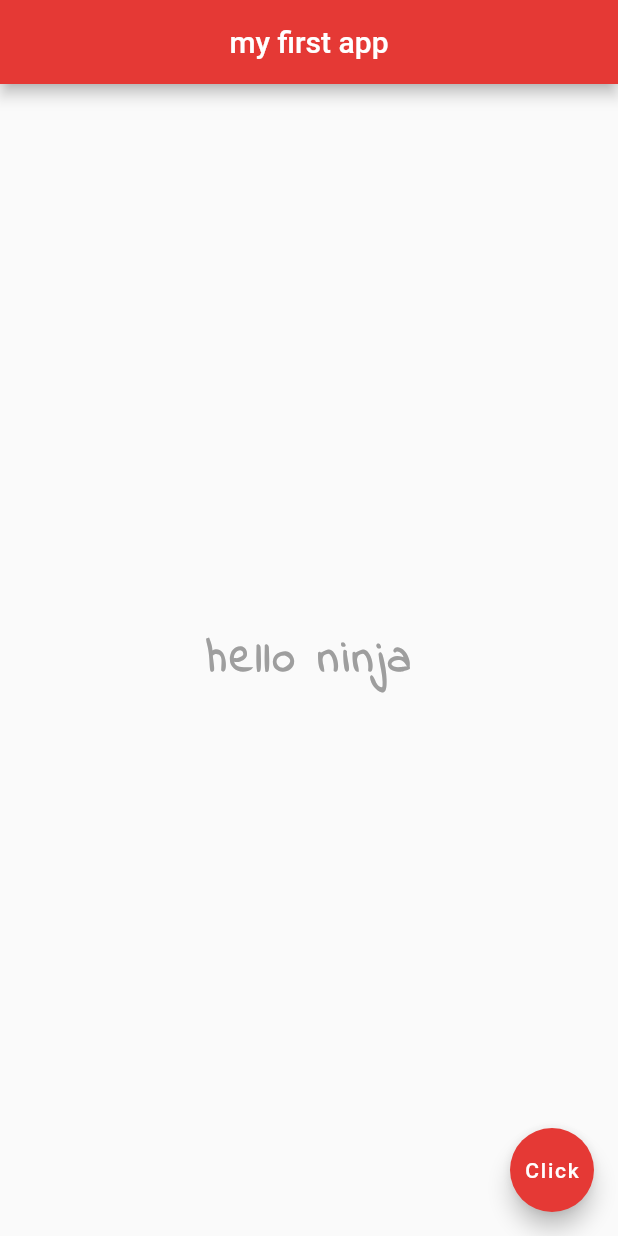
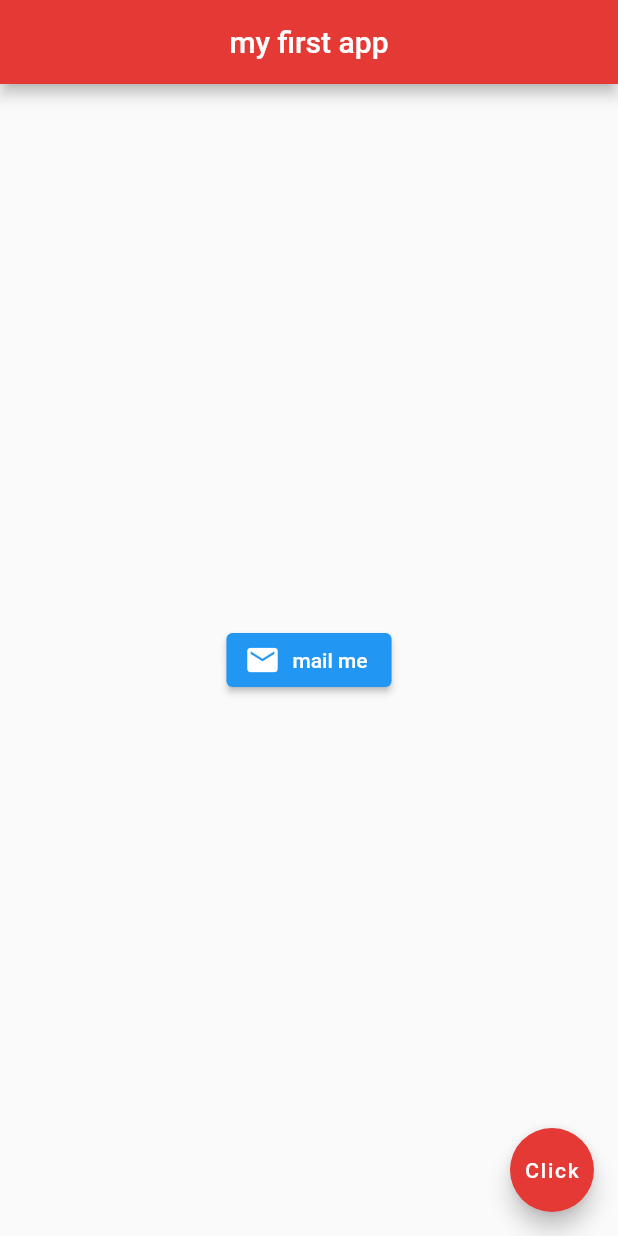
Before and after one commit to jad-amine/Flutter, a Flutter app: the screen it shows after launch, on a phone screen of 412 x 824 dp. Run offline on Flutter 3.47's test engine with Material 2 defaults, Android fonts, the phone set to English and light mode, and no system bars.

Commit message:
Added Elevated icon button

```diff
--- a/lib/main.dart
+++ b/lib/main.dart
@@ -15,17 +15,12 @@ class Home extends StatelessWidget {
         centerTitle: true,
         backgroundColor: Colors.red[600],
       ),
-      body: const Center(
-        child: Text(
-          "hello ninja",
-          style: TextStyle(
-            fontSize: 30,
-            fontWeight: FontWeight.bold,
-            letterSpacing: 2,
-            color: Colors.grey,
-            fontFamily: 'IndieFlower',
-          ),
-        ),
+      body: Center(
+        child: ElevatedButton.icon(
+            onPressed: (){},
+            icon: const Icon(Icons.mail),
+            label: const Text("mail me")
+        )
       ),
       floatingActionButton: FloatingActionButton(
         onPressed: (){},
--- a/pubspec.yaml
+++ b/pubspec.yaml
@@ -58,9 +58,8 @@ flutter:
   uses-material-design: true
 
   # To add assets to your application, add an assets section, like this:
-  # assets:
-  #   - images/a_dot_burr.jpeg
-  #   - images/a_dot_ham.jpeg
+  assets:
+    - assets/
 
   # An image asset can refer to one or more resolution-specific "variants", see
   # https://flutter.dev/assets-and-images/#resolution-aware
```
Also changed, not shown: assets/img.png (added).
